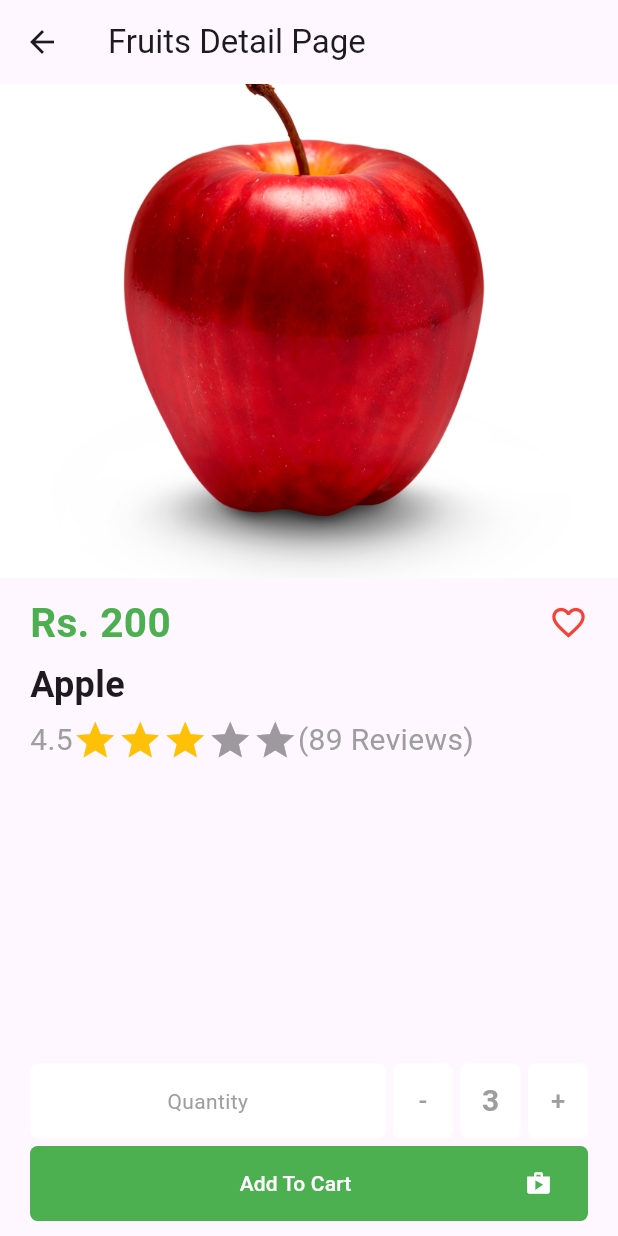
After one commit to Aayushghimire876/new_-app, a Flutter app: the screen it shows after launch, after a tap on "Apple", on a phone screen of 412 x 824 dp. The commit adds this screen. Run offline on Flutter 3.47's test engine with Material 3 defaults, Android fonts, the phone set to English and light mode, and no system bars; drawn by our look-alikes of flutter_rating_bar.

Commit message:
food details UI

```diff
--- /dev/null
+++ b/lib/fruits_detail_page.dart
@@ -0,0 +1,181 @@
+import 'package:flutter/material.dart';
+import 'package:flutter_rating_bar/flutter_rating_bar.dart';
+import 'package:new_app/models/fruit_model.dart';
+import 'package:new_app/white_%20button%20.dart';
+
+class FruitsDetailPage extends StatefulWidget {
+  final FruitModel fruit;
+  const FruitsDetailPage({super.key, required this.fruit});
+
+  @override
+  State<FruitsDetailPage> createState() => _FruitsDetailPageState();
+}
+
+class _FruitsDetailPageState extends State<FruitsDetailPage> {
+  @override
+  Widget build(BuildContext context) {
+    return Scaffold(
+      appBar: AppBar(title: Text('Fruits Detail Page')),
+      body: Column(
+        crossAxisAlignment: CrossAxisAlignment.start,
+        children: [
+          //this is image, fruit details column, with scrollable....
+          Expanded(
+            child: SingleChildScrollView(
+              physics: BouncingScrollPhysics(),
+              child: Column(
+                children: [
+                  Image.asset(
+                    widget.fruit.imageUrl,
+                    width: MediaQuery.of(context).size.width,
+                    height: MediaQuery.of(context).size.height * 0.4,
+                    fit: BoxFit.cover,
+                  ),
+                  Padding(
+                    padding: const EdgeInsets.symmetric(
+                      horizontal: 20,
+                      vertical: 10,
+                    ),
+                    child: Column(
+                      crossAxisAlignment: CrossAxisAlignment.start,
+                      spacing: 5,
+                      children: [
+                        Row(
+                          mainAxisAlignment: MainAxisAlignment.spaceBetween,
+                          children: [
+                            Text(
+                              "Rs. ${widget.fruit.price}",
+                              style: TextStyle(
+                                fontSize: 27,
+                                fontWeight: FontWeight.bold,
+                                color: Colors.green,
+                              ),
+                            ),
+                            Icon(
+                              Icons.favorite_outline,
+                              size: 26,
+                              color: Colors.red,
+                            ),
+                          ],
+                        ),
+
+                        Text(
+                          widget.fruit.name,
+                          style: TextStyle(
+                            fontSize: 24,
+                            fontWeight: FontWeight.w600,
+                          ),
+                        ),
+
+                        Row(
+                          children: [
+                            Text(
+                              "4.5",
+                              style: TextStyle(
+                                color: Colors.grey,
+                                fontSize: 20,
+                              ),
+                            ),
+                            RatingBarIndicator(
+                              rating: 3,
+                              itemCount: 5,
+                              itemSize: 30,
+                              itemBuilder: (context, _) =>
+                                  Icon(Icons.star, color: Colors.amber),
+                            ),
+                            Text(
+                              '(89 Reviews)',
+                              style: TextStyle(
+                                color: Colors.grey,
+                                fontSize: 20,
+                              ),
+                            ),
+                          ],
+                        ),
+                      ],
+                    ),
+                  ),
+                ],
+              ),
+            ),
+          ),
+          Padding(
+            padding: const EdgeInsets.symmetric(horizontal: 20, vertical: 10),
+            child: Column(
+              mainAxisAlignment: MainAxisAlignment.end,
+              spacing: 5,
+              children: [
+                Row(
+                  spacing: 5,
+                  children: [
+                    Expanded(
+                      child: WhiteButton(
+                        buttonText: "Quantity",
+                        textStyle: TextStyle(color: Colors.grey, fontSize: 14),
+                        isSmall: false,
+                      ),
+                    ),
+                    InkWell(
+                      child: WhiteButton(
+                        buttonText: "-",
+                        textStyle: TextStyle(
+                          color: Colors.grey,
+                          fontSize: 17,
+                          fontWeight: FontWeight.w500,
+                        ),
+                      ),
+                    ),
+                    WhiteButton(
+                      buttonText: '3',
+                      textStyle: TextStyle(
+                        color: Colors.grey,
+                        fontSize: 20,
+                        fontWeight: FontWeight.bold,
+                      ),
+                    ),
+                    InkWell(
+                      child: WhiteButton(
+                        buttonText: "+",
+                        textStyle: TextStyle(
+                          color: Colors.grey,
+                          fontSize: 17,
+                          fontWeight: FontWeight.w500,
+                        ),
+                      ),
+                    ),
+                  ],
+                ),
+                SizedBox(
+                  height: 50,
+                  child: ElevatedButton(
+                    onPressed: () {},
+
+                    style: ElevatedButton.styleFrom(
+                      backgroundColor: Colors.green,
+                      elevation: 0,
+                      shape: RoundedRectangleBorder(
+                        borderRadius: BorderRadius.circular(5),
+                      ),
+                    ),
+                    child: Row(
+                      children: [
+                        Expanded(
+                          child: Text(
+                            "Add To Cart",
+                            textAlign: TextAlign.center,
+                            style: TextStyle(color: Colors.white),
+                          ),
+                        ),
+                        Icon(Icons.shop, color: Colors.white),
+                      ],
+                    ),
+                  ),
+                ),
+              ],
+            ),
+          ),
+        ],
+      ),
+    );
+  }
+}
--- a/lib/grid_view_page.dart
+++ b/lib/grid_view_page.dart
@@ -1,5 +1,6 @@
 import 'package:flutter/material.dart';
 import 'package:new_app/constants/fruits_constants.dart';
+import 'package:new_app/fruits_detail_page.dart';
 import 'package:new_app/models/fruit_model.dart';
 
 class GridViewPage extends StatefulWidget {
@@ -67,7 +68,17 @@ class _GridViewPageState extends State<GridViewPage> {
               itemCount: fruitList.length,
               padding: EdgeInsets.all(20),
               itemBuilder: (context, index) {
-                return Container(
+                final fruit = fruitList[index];
+                return InkWell(
+                  onTap: () {
+                    Navigator.push(
+                      context,
+                      MaterialPageRoute(
+                        builder: (context) => FruitsDetailPage(fruit: fruit),
+                      ),
+                    );
+                  },
+                  child: Container(
                     decoration: BoxDecoration(
                       borderRadius: BorderRadius.circular(10),
                       color: Colors.grey[300],
@@ -86,6 +97,7 @@ class _GridViewPageState extends State<GridViewPage> {
                         Text("Rs: ${fruitList[index].price}"),
                       ],
                     ),
+                  ),
                 );
               },
             ),
--- /dev/null
+++ b/lib/white_ button .dart
@@ -0,0 +1,28 @@
+import 'package:flutter/material.dart';
+
+class WhiteButton extends StatelessWidget {
+  final String buttonText;
+  final bool isSmall;
+  final TextStyle textStyle;
+
+  const WhiteButton({
+    super.key,
+    required this.buttonText,
+    required this.textStyle,
+    this.isSmall = true,
+  });
+
+  @override
+  Widget build(BuildContext context) {
+    return Container(
+      height: 50,
+      width: isSmall ? 40 : null,
+      alignment: Alignment.center,
+      decoration: BoxDecoration(
+        color: Colors.white,
+        borderRadius: BorderRadius.circular(5),
+      ),
+      child: Text(buttonText, style: textStyle),
+    );
+  }
+}
--- a/pubspec.yaml
+++ b/pubspec.yaml
@@ -34,6 +34,7 @@ dependencies:
   # The following adds the Cupertino Icons font to your application.
   # Use with the CupertinoIcons class for iOS style icons.
   cupertino_icons: ^1.0.8
+  flutter_rating_bar: ^4.0.1
 
 dev_dependencies:
   flutter_test:
```
Also changed, not shown: pubspec.lock. Lines whose indentation alone changed are shown as unchanged.
